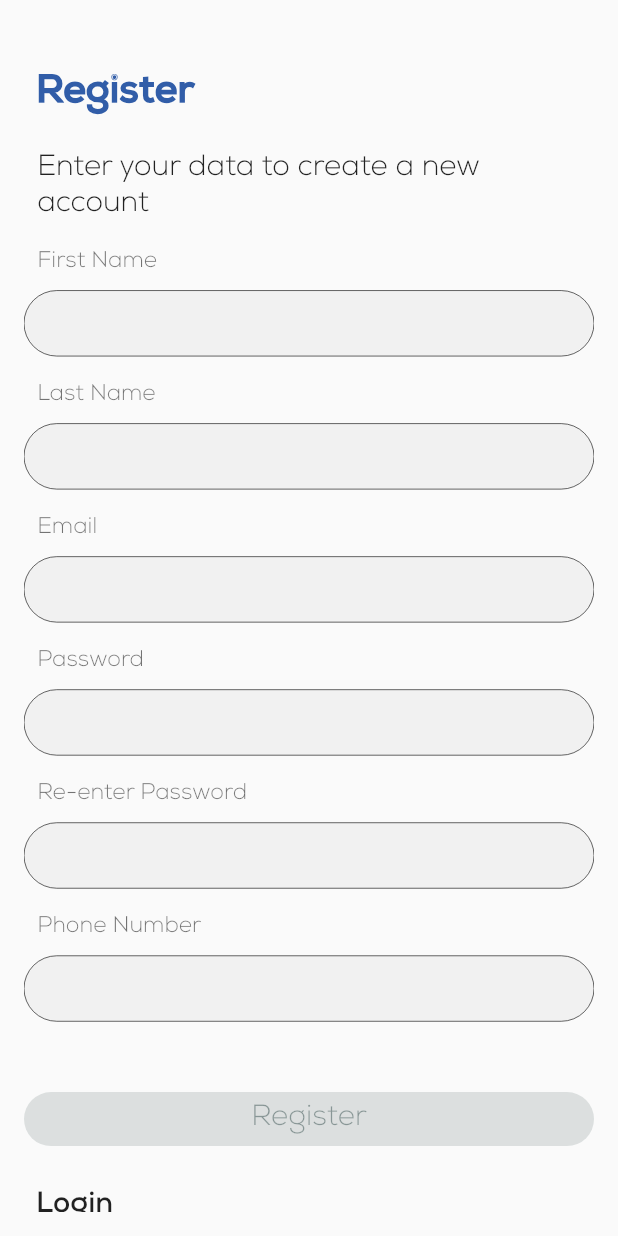
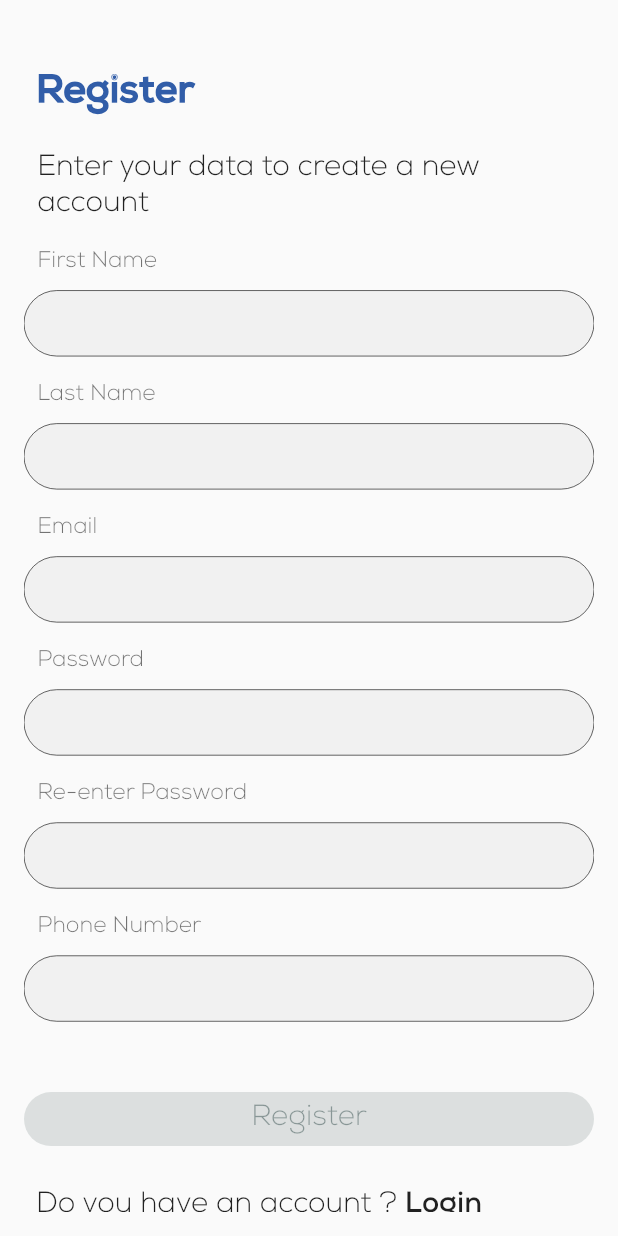
Before and after one commit to mohmdramadn/zetaton_task, a Flutter app: the screen it shows after launch, on a phone screen of 412 x 824 dp. Run offline on Flutter 3.47's test engine with Material 2 defaults, Android fonts, the phone set to English and light mode, and no system bars; our stand-ins replace cloud_firestore, dio, firebase_auth, firebase_core, flutter_screenutil, fluttertoast and 7 more; accounts and stored records are empty.

Commit message:
Added needed constant strings

```diff
--- a/lib/constants/constant_strings.dart
+++ b/lib/constants/constant_strings.dart
@@ -34,8 +34,14 @@ class Titles{
    String get registerSubHeader => 'Enter your data to create a new account';
    String get loginSubHeader => 'To have access to wonderful wallpapers';
    String get notConnected => 'You are offline';
+   String get couldNotDownload => 'Could not download from internet';
    String get firstNameEmpty => 'First name can not be empty';
    String get lastNameEmpty => 'Last name can not be empty';
+   String get savedToGallery => 'Image saved to gallery';
+   String get fetchingImageSrc => 'Fetching image source....';
+   String get error => 'Something happened try again later';
+   String get haveAccount => 'Do you have an account ? ';
+   String get doesNotHaveAccount => 'Do not have an account ? ';
 }
 
 class PhoneValidationStatus{
```
